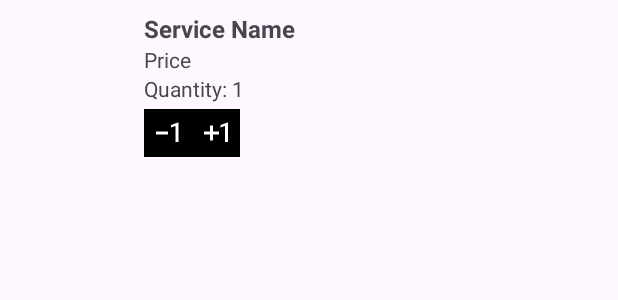
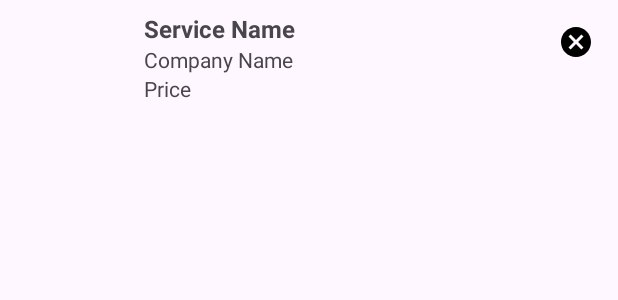
Before and after one commit to LeoA04/ProjekPABA, an Android app: the layout item_transaction_service.xml on its own in the app's theme, with its tools: preview values and no code run, on a phone screen of 412 x 824 dp. Shown: the top 300 px of the screen. Run offline under Robolectric (Android 15) with nearby library versions, the phone set to English and light mode, and no system bars.

Commit message:
jasa done

```diff
--- /dev/null
+++ b/app/src/main/res/drawable/baseline_cancel_24.xml
@@ -0,0 +1,5 @@
+<vector xmlns:android="http://schemas.android.com/apk/res/android" android:height="24dp" android:tint="#000000" android:viewportHeight="24" android:viewportWidth="24" android:width="24dp">
+
+    <path android:fillColor="@android:color/white" android:pathData="M12,2C6.47,2 2,6.47 2,12s4.47,10 10,10 10,-4.47 10,-10S17.53,2 12,2zM17,15.59L15.59,17 12,13.41 8.41,17 7,15.59 10.59,12 7,8.41 8.41,7 12,10.59 15.59,7 17,8.41 13.41,12 17,15.59z"/>
+
+</vector>
--- a/app/src/main/res/layout/item_transaction_service.xml
+++ b/app/src/main/res/layout/item_transaction_service.xml
@@ -10,17 +10,17 @@
         android:id="@+id/transactionImageView"
         android:layout_width="80dp"
         android:layout_height="80dp"
-        android:scaleType="centerCrop"
         android:layout_marginEnd="8dp" />
 
     <!-- Details -->
     <LinearLayout
-        android:layout_width="match_parent"
+        android:layout_width="0dp"
         android:layout_height="wrap_content"
-        android:orientation="vertical">
+        android:orientation="vertical"
+        android:layout_weight="1">
 
         <TextView
-            android:id="@+id/transactionName"
+            android:id="@+id/transactionService"
             android:layout_width="wrap_content"
             android:layout_height="wrap_content"
             android:text="Service Name"
@@ -28,39 +28,25 @@
             android:textStyle="bold" />
 
         <TextView
+            android:id="@+id/transactionName"
+            android:layout_width="wrap_content"
+            android:layout_height="wrap_content"
+            android:text="Company Name"
+            android:textSize="14sp" />
+
+        <TextView
             android:id="@+id/transactionPrice"
             android:layout_width="wrap_content"
             android:layout_height="wrap_content"
             android:text="Price"
             android:textSize="14sp" />
+    </LinearLayout>
 
-        <TextView
-            android:id="@+id/quantityText"
-            android:layout_width="wrap_content"
-            android:layout_height="wrap_content"
-            android:text="Quantity: 1"
-            android:textSize="14sp" />
-
-        <!-- Quantity Controls -->
-        <LinearLayout
-            android:layout_width="wrap_content"
-            android:layout_height="wrap_content"
-            android:orientation="horizontal"
-            android:layout_marginTop="4dp">
-
-            <ImageButton
-                android:id="@+id/minusButton"
-                android:layout_width="32dp"
-                android:layout_height="32dp"
-                android:src="@drawable/baseline_exposure_neg_1_24"
-                android:background="@color/black" />
-
-            <ImageButton
-                android:id="@+id/plusButton"
-                android:layout_width="32dp"
-                android:layout_height="32dp"
-                android:src="@drawable/baseline_exposure_plus_1_24"
-                android:background="@color/black" />
-        </LinearLayout>
-    </LinearLayout>
+    <!-- Delete Button -->
+    <ImageButton
+        android:id="@+id/deleteButton"
+        android:layout_width="40dp"
+        android:layout_height="40dp"
+        android:src="@drawable/baseline_cancel_24"
+        android:background="@android:color/transparent" />
 </LinearLayout>
```
Also changed, not shown: app/src/main/java/com/example/projekpaba/TransactionActivity.kt (+13 -27 lines), app/src/main/java/com/example/projekpaba/TransactionAdapter.kt (+16 -43 lines), app/src/main/java/com/example/projekpaba/activityDetail.kt (+43 -21 lines), app/src/main/res/layout/activity_profile.xml (+0 -11 lines).
